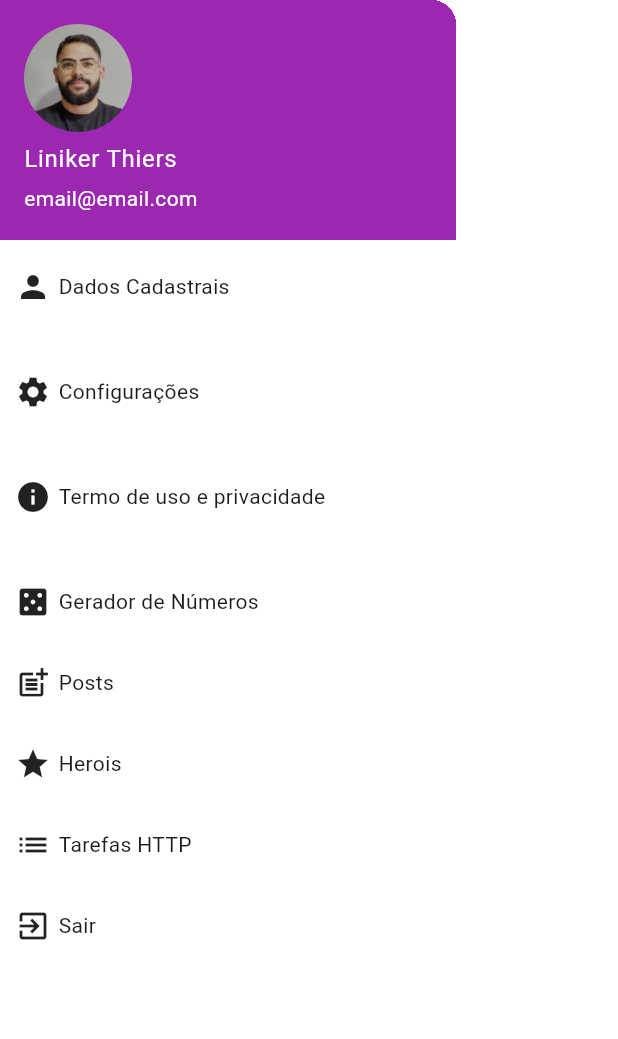
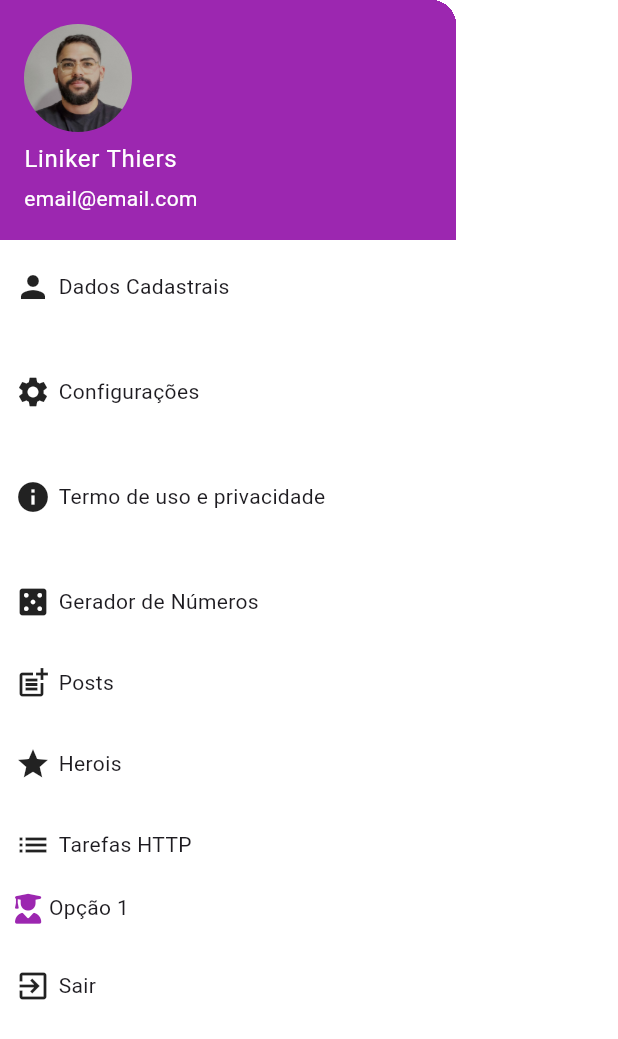
Before and after one commit to LinikerThiers/meu-app-flutter-estudo, a Flutter app: the CustomDrawer widget shown alone on an empty page, opened directly, on a phone screen of 412 x 824 dp. Shown: the top 1039 px of the screen. Run offline on Flutter 3.47's test engine with Material 3 defaults, Android fonts, the phone set to English and light mode, and no system bars; our stand-ins replace dio, flutter_dotenv, font_awesome_flutter, google_fonts, hive, shared_preferences and 1 more; accounts and stored records are empty.

Commit message:
instalando o fontawesome

```diff
--- a/lib/shared/widgets/custom_drawer.dart
+++ b/lib/shared/widgets/custom_drawer.dart
@@ -9,6 +9,7 @@ import 'package:trilhaapp/pages/numeros_aleatorios/numeros_aleatorios_hive_page%
 import 'package:trilhaapp/pages/posts_page.dart';
 import 'package:trilhaapp/pages/tarefa_page/tarefa_http_page.dart';
 // import 'package:trilhaapp/pages/numeros_aleatorios/numeros_aleatorios_shared_preferences_page.dart';
+import 'package:font_awesome_flutter/font_awesome_flutter.dart';
 
 class CustomDrawer extends StatelessWidget {
   const CustomDrawer({super.key});
@@ -243,6 +244,23 @@ class CustomDrawer extends StatelessWidget {
               );
             },
           ),
+          InkWell(
+            child: Container(
+                padding: EdgeInsets.symmetric(vertical: 10, horizontal: 10),
+                width: double.infinity,
+                child: Row(
+                  children: [
+                    FaIcon(FontAwesomeIcons.userGraduate, color: Colors.purple, size: 20,),
+                    SizedBox(
+                      width: 5,
+                    ),
+                    Text("Opção 1"),
+                  ],
+                )),
+            onTap: () async {
+              Navigator.pop(context);
+            },
+          ),
           SizedBox(
             height: 10,
           ),
--- a/pubspec.yaml
+++ b/pubspec.yaml
@@ -43,6 +43,7 @@ dependencies:
   dio: ^5.8.0+1
   crypto: ^3.0.6
   flutter_dotenv: ^5.2.1
+  font_awesome_flutter: ^10.8.0
 
 dev_dependencies:
   flutter_launcher_icons: "^0.14.3"
```
Also changed, not shown: pubspec.lock.
